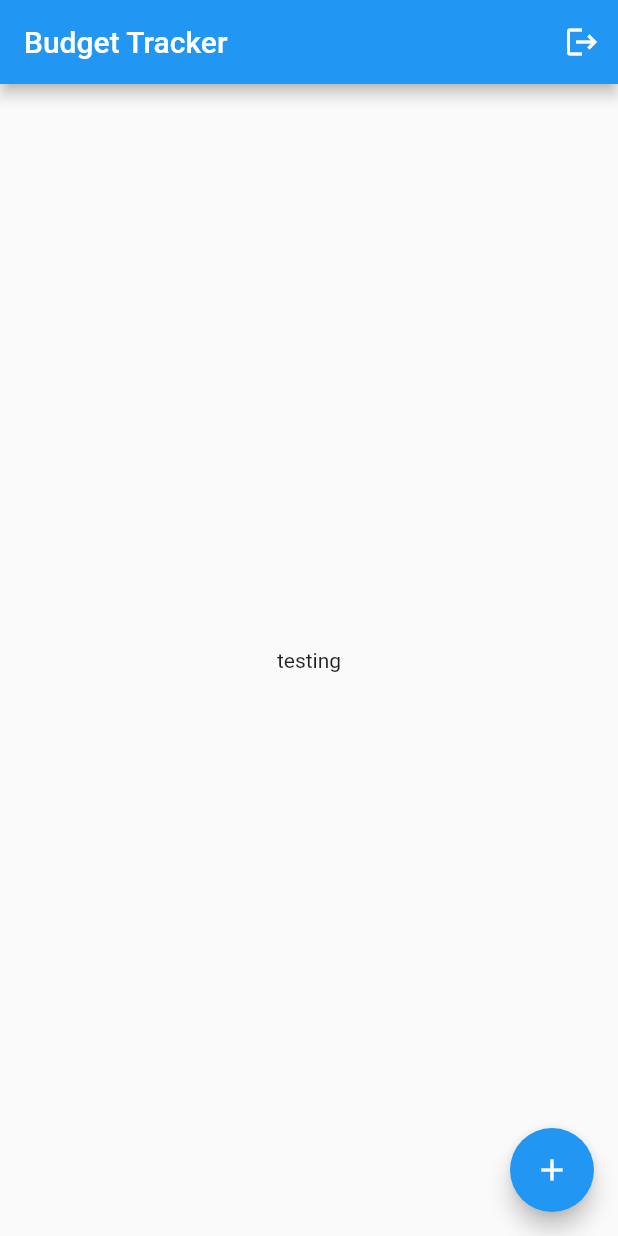
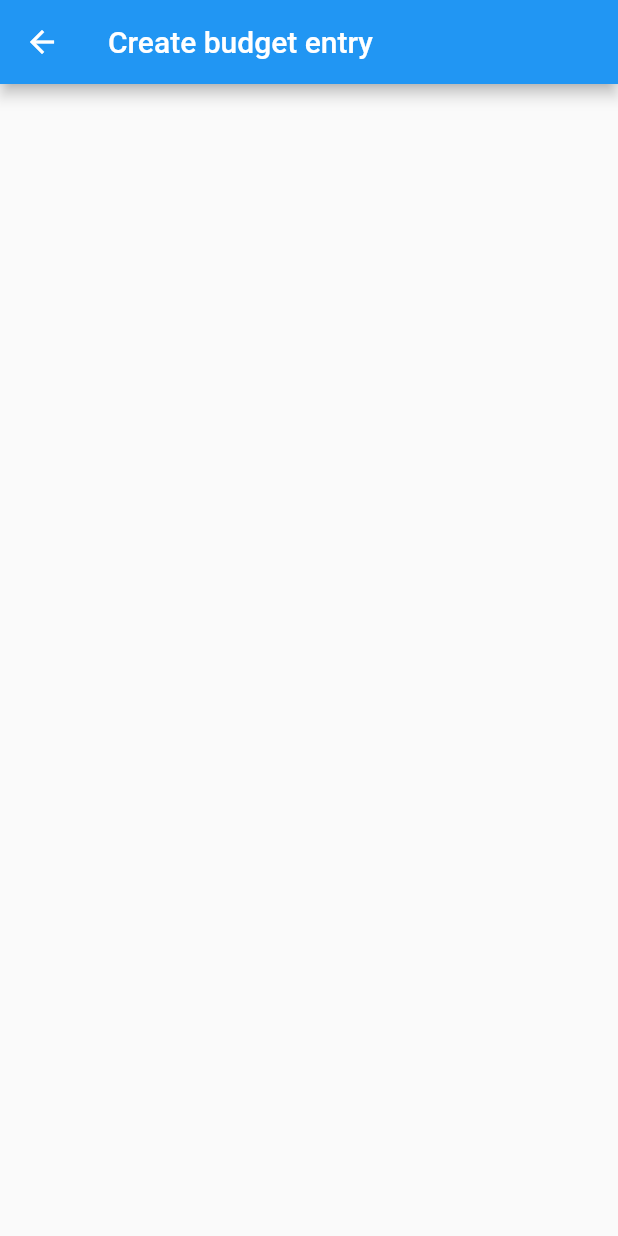
Before and after one commit to dnys1/dartgapost, a Flutter app: the screen it shows after launch, after a tap on the "add" icon, on a phone screen of 412 x 824 dp. Run offline on Flutter 3.47's test engine with Material 2 defaults, Android fonts, the light colour scheme and no system bars; missing offline and left inert: amplify_api, amplify_auth_cognito, amplify_authenticator, amplify_core, amplify_flutter.

Commit message:
started adding features for creating new budget entries

```diff
--- /dev/null
+++ b/lib/createbudgetentry.dart
@@ -0,0 +1,20 @@
+import 'package:flutter/material.dart';
+
+class Createbudgetentry extends StatefulWidget {
+  const Createbudgetentry({Key? key}) : super(key: key);
+
+  @override
+  State<Createbudgetentry> createState() => _CreatebudgetentryState();
+}
+
+class _CreatebudgetentryState extends State<Createbudgetentry> {
+  @override
+  Widget build(BuildContext context) {
+    return Scaffold(
+      appBar: AppBar(
+        title: const Text("Create budget entry"),
+      ),
+      body: Container(),
+    );
+  }
+}
--- a/lib/homepage.dart
+++ b/lib/homepage.dart
@@ -1,4 +1,5 @@
 import 'package:amplify_flutter/amplify_flutter.dart';
+import 'package:dartgapost/createbudgetentry.dart';
 import 'package:flutter/material.dart';
 import 'package:amplify_auth_cognito/amplify_auth_cognito.dart';
 
@@ -15,7 +16,11 @@ class _HomepageState extends State<Homepage> {
     return Scaffold(
       floatingActionButton: FloatingActionButton(
         onPressed: () {
-          // Add your onPressed code here!
+          // Navigate to the page to create new budget entries
+          Navigator.push(
+            context,
+            MaterialPageRoute(builder: (context) => const Createbudgetentry()),
+          );
         },
         child: const Icon(Icons.add),
       ),
--- a/lib/main.dart
+++ b/lib/main.dart
@@ -1,7 +1,7 @@
 import 'package:amplify_auth_cognito/amplify_auth_cognito.dart';
 import 'package:amplify_authenticator/amplify_authenticator.dart';
 import 'package:amplify_flutter/amplify_flutter.dart';
-import 'package:dartgapost/homepage.dart';
+import 'homepage.dart';
 import 'package:flutter/material.dart';
 //API feature imports
 import 'package:amplify_api/amplify_api.dart';
```
